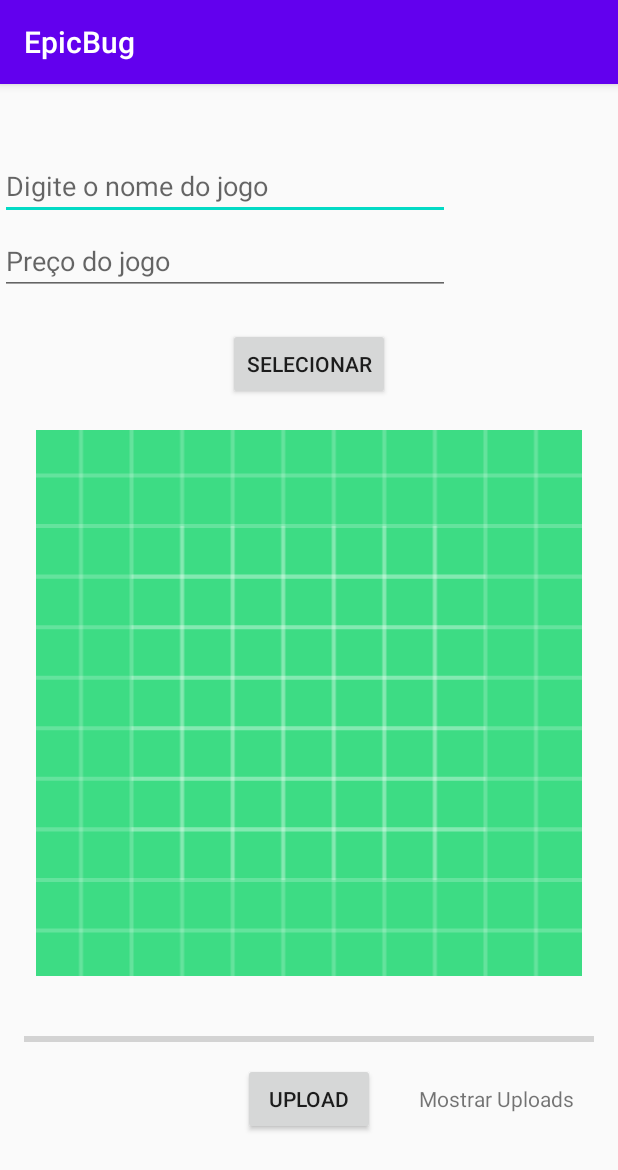
After one commit to andersonfxj/EpicBug, an Android app: the JogosActivity screen opened directly, with no data from a screen before it, on a phone screen of 412 x 824 dp. The commit adds this screen. Shown: the top 1170 px of the screen. Run offline under Robolectric (Android 15) with nearby library versions, the phone set to English and light mode, and no system bars.

Commit message:
10/12/2020

```diff
--- a/app/src/main/AndroidManifest.xml
+++ b/app/src/main/AndroidManifest.xml
@@ -9,13 +9,15 @@
         android:roundIcon="@mipmap/ic_launcher_round"
         android:supportsRtl="true"
         android:theme="@style/AppTheme">
-        <activity android:name=".MainActivity">
+        <activity android:name=".JogosActivity"></activity>
+        <activity android:name=".activity.ListajogoActivity">
             <intent-filter>
                 <action android:name="android.intent.action.MAIN" />
 
                 <category android:name="android.intent.category.LAUNCHER" />
             </intent-filter>
         </activity>
+        <activity android:name=".MainActivity" />
     </application>
 
 </manifest>
--- /dev/null
+++ b/app/src/main/java/com/anderson/epicbug/JogosActivity.java
@@ -0,0 +1,23 @@
+package com.anderson.epicbug;
+
+import androidx.appcompat.app.AppCompatActivity;
+
+        import android.media.Image;
+        import android.os.Bundle;
+import android.widget.Button;
+import android.widget.EditText;
+import android.widget.ImageView;
+
+public class JogosActivity extends AppCompatActivity {
+    private EditText editNome;
+    private EditText editText;
+    private ImageView imageView;
+    private Button btnSelecionar, btnUpload;
+
+    @Override
+    protected void onCreate(Bundle savedInstanceState) {
+        super.onCreate(savedInstanceState);
+        setContentView(R.layout.activity_jogos);
+
+    }
+}
--- a/app/src/main/java/com/anderson/epicbug/adapter/GameAdapter.java
+++ b/app/src/main/java/com/anderson/epicbug/adapter/GameAdapter.java
@@ -31,7 +31,7 @@ public class GameAdapter extends RecyclerView.Adapter<GameAdapter.GameViewHolder
     private ArrayList<Jogo> listaJogo;
 
     public GameAdapter(Context c, ArrayList<Jogo> l){
-        context = context;
+        context = c;
         listaJogo = new ArrayList<Jogo>(l);
     }
 
@@ -53,7 +53,7 @@ public class GameAdapter extends RecyclerView.Adapter<GameAdapter.GameViewHolder
 
     @Override
     public int getItemCount() {
-        return 0;
+        return listaJogo.size();
     }
 
     public class GameViewHolder extends RecyclerView.ViewHolder{
--- a/app/src/main/java/com/anderson/epicbug/model/Jogo.java
+++ b/app/src/main/java/com/anderson/epicbug/model/Jogo.java
@@ -19,6 +19,7 @@ public class Jogo {
 
     public void setId(String id) {
         this.id = id;
+
     }
 
     public String getUriImagem(){
--- /dev/null
+++ b/app/src/main/res/layout/activity_jogos.xml
@@ -0,0 +1,114 @@
+<?xml version="1.0" encoding="utf-8"?>
+<androidx.constraintlayout.widget.ConstraintLayout xmlns:android="http://schemas.android.com/apk/res/android"
+    xmlns:app="http://schemas.android.com/apk/res-auto"
+    xmlns:tools="http://schemas.android.com/tools"
+    android:layout_width="match_parent"
+    android:layout_height="match_parent"
+    app:layout_behavior="@string/appbar_scrolling_view_behavior">
+
+
+    <Button
+        android:id="@+id/btnSelecionar"
+        android:layout_width="wrap_content"
+        android:layout_height="wrap_content"
+        android:layout_marginBottom="20dp"
+        android:text="Selecionar"
+        app:layout_constraintBottom_toTopOf="@+id/guideline3"
+        app:layout_constraintEnd_toEndOf="parent"
+        app:layout_constraintStart_toStartOf="parent" />
+
+    <EditText
+        android:id="@+id/editNome"
+        android:layout_width="300dp"
+        android:layout_height="wrap_content"
+        android:layout_marginTop="45dp"
+        android:ems="10"
+        android:hint="Digite o nome do jogo"
+        android:inputType="textPersonName"
+        app:layout_constraintStart_toStartOf="parent"
+        app:layout_constraintTop_toTopOf="parent" />
+
+    <androidx.constraintlayout.widget.Guideline
+        android:id="@+id/guideline"
+        android:layout_width="wrap_content"
+        android:layout_height="wrap_content"
+        android:orientation="horizontal"
+        app:layout_constraintGuide_percent="0.85" />
+
+    <Button
+        android:id="@+id/btnUpload"
+        android:layout_width="wrap_content"
+        android:layout_height="wrap_content"
+        android:text="Upload"
+        app:layout_constraintEnd_toStartOf="@+id/guideline2"
+        app:layout_constraintStart_toStartOf="@+id/guideline2"
+        app:layout_constraintTop_toTopOf="@+id/guideline" />
+
+    <androidx.constraintlayout.widget.Guideline
+        android:id="@+id/guideline2"
+        android:layout_width="wrap_content"
+        android:layout_height="wrap_content"
+        android:orientation="vertical"
+        app:layout_constraintGuide_begin="206dp" />
+
+    <TextView
+        android:id="@+id/txtMostrar"
+        android:layout_width="wrap_content"
+        android:layout_height="wrap_content"
+        android:text="Mostrar Uploads"
+        app:layout_constraintBaseline_toBaselineOf="@+id/btnUpload"
+        app:layout_constraintEnd_toEndOf="parent"
+        app:layout_constraintStart_toEndOf="@+id/btnUpload" />
+
+    <ProgressBar
+        android:id="@+id/progressBar"
+        style="?android:attr/progressBarStyleHorizontal"
+        android:layout_width="0dp"
+        android:layout_height="wrap_content"
+        android:layout_marginStart="16dp"
+        android:layout_marginLeft="16dp"
+        android:layout_marginEnd="16dp"
+        android:layout_marginRight="16dp"
+        android:layout_marginBottom="8dp"
+        app:layout_constraintBottom_toTopOf="@+id/guideline"
+        app:layout_constraintEnd_toEndOf="parent"
+        app:layout_constraintStart_toStartOf="parent" />
+
+    <androidx.constraintlayout.widget.Guideline
+        android:id="@+id/guideline3"
+        android:layout_width="wrap_content"
+        android:layout_height="wrap_content"
+        android:orientation="horizontal"
+        app:layout_constraintGuide_percent="0.3" />
+
+    <androidx.constraintlayout.widget.Guideline
+        android:id="@+id/guideline4"
+        android:layout_width="wrap_content"
+        android:layout_height="wrap_content"
+        android:orientation="horizontal"
+        app:layout_constraintGuide_percent="0.75" />
+
+    <ImageView
+        android:id="@+id/imageView"
+        android:layout_width="411dp"
+        android:layout_height="364dp"
+        app:layout_constraintBottom_toTopOf="@+id/guideline4"
+        app:layout_constraintEnd_toEndOf="parent"
+        app:layout_constraintHorizontal_bias="0.0"
+        app:layout_constraintStart_toStartOf="parent"
+        app:layout_constraintTop_toTopOf="@+id/guideline3"
+        app:layout_constraintVertical_bias="0.0"
+        app:srcCompat="@drawable/ic_launcher_background" />
+
+    <EditText
+        android:id="@+id/editText"
+        android:layout_width="300dp"
+        android:layout_height="wrap_content"
+        android:layout_marginTop="50dp"
+        android:ems="10"
+        android:hint="Preço do jogo"
+        android:inputType="textPersonName"
+        app:layout_constraintStart_toStartOf="parent"
+        app:layout_constraintTop_toTopOf="@+id/editNome" />
+
+</androidx.constraintlayout.widget.ConstraintLayout>
```
Also changed, not shown: app/src/main/java/com/anderson/epicbug/activity/ListajogoActivity.java (added, +73 -0 lines), app/src/main/res/layout/activity_listajogo.xml (added, +21 -0 lines), app/src/main/res/layout/item_game.xml (+11 -0 lines).
